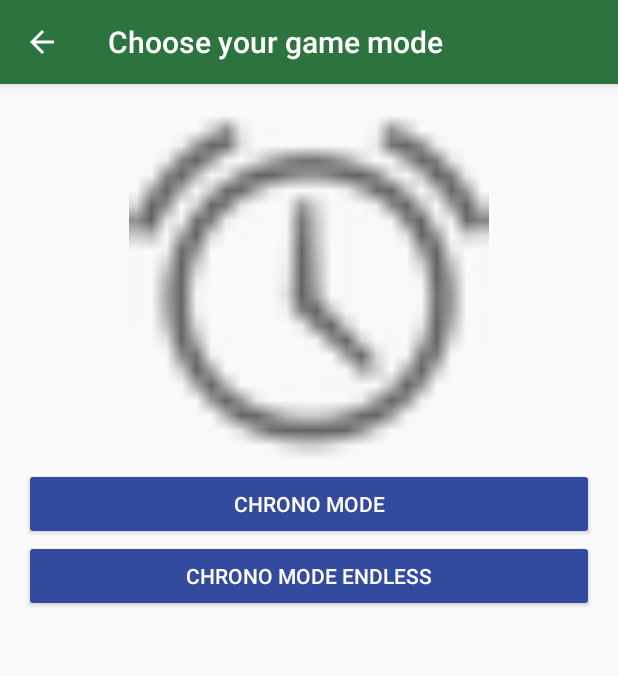
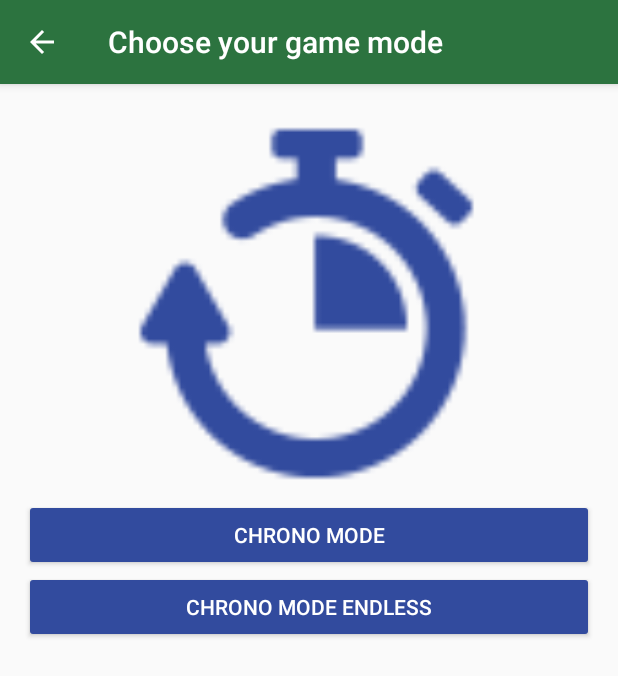
Before and after one commit to Dramelac/WhereIsCage, an Android app: the ChronoMenuActivity screen opened directly, with no data from a screen before it, on a phone screen of 412 x 824 dp. Shown: the top 676 px of the screen. Run offline under Robolectric (Android 15) with nearby library versions, the phone set to English and light mode, and no system bars.

Commit message:
Add chrono ico

```diff
--- a/WhereIsCage/app/src/main/res/layout/activity_chrono_menu.xml
+++ b/WhereIsCage/app/src/main/res/layout/activity_chrono_menu.xml
@@ -16,7 +16,7 @@
     <ImageView
         android:layout_width="match_parent"
         android:layout_height="wrap_content"
-        app:srcCompat="@android:drawable/ic_lock_idle_alarm"
+        app:srcCompat="@mipmap/ic_chrono"
         android:id="@+id/imageView2"
         android:layout_weight="0.36" />
 
```
Also changed, not shown: WhereIsCage/app/src/main/ic_chrono-web.png (added), WhereIsCage/app/src/main/res/mipmap-hdpi/ic_chrono.png (added), WhereIsCage/app/src/main/res/mipmap-mdpi/ic_chrono.png (added), WhereIsCage/app/src/main/res/mipmap-xhdpi/ic_chrono.png (added), WhereIsCage/app/src/main/res/mipmap-xxhdpi/ic_chrono.png (added), WhereIsCage/app/src/main/res/mipmap-xxxhdpi/ic_chrono.png (added).
